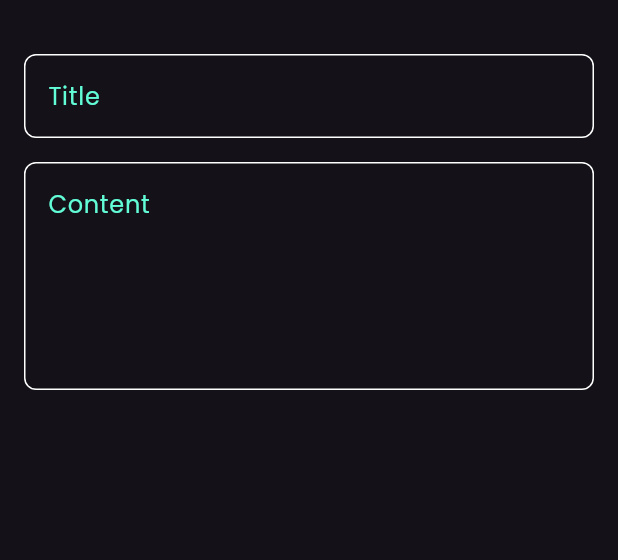
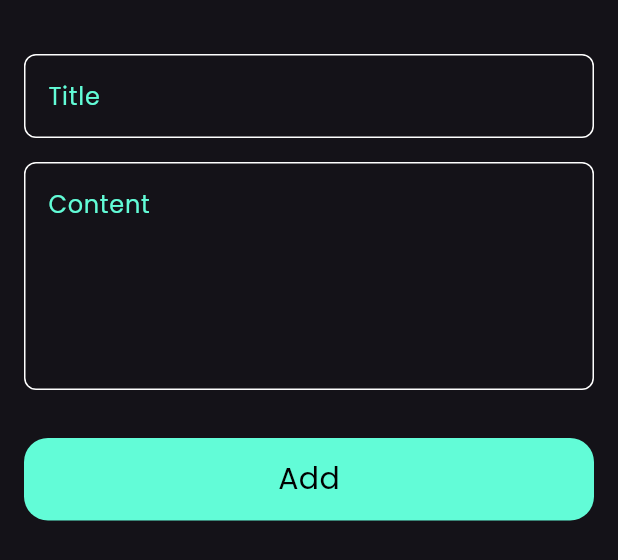
Before and after one commit to salehalgabri/noets_app, a Flutter app: the AddNoteBottomSheet widget shown alone on an empty page, opened directly, on a phone screen of 412 x 824 dp. Shown: the top 560 px of the screen. Run offline on Flutter 3.47's test engine with Material 3 defaults, Android fonts, the phone set to English and light mode, and no system bars; our stand-ins replace font_awesome_flutter.

Commit message:
Finished notes bottom sheet

```diff
--- a/lib/views/widgets/add_note_bottom_sheet.dart
+++ b/lib/views/widgets/add_note_bottom_sheet.dart
@@ -1,4 +1,6 @@
 import 'package:flutter/material.dart';
+import 'package:notes_app/constants.dart';
+import 'package:notes_app/views/widgets/custom_button.dart';
 import 'package:notes_app/views/widgets/custom_text_field.dart';
 
 class AddNoteBottomSheet extends StatelessWidget {
@@ -10,6 +12,7 @@ class AddNoteBottomSheet extends StatelessWidget {
       padding: EdgeInsets.symmetric(
         horizontal: 16,
       ),
+      child: SingleChildScrollView(
         child: Column(
           children: [
             SizedBox(
@@ -25,7 +28,15 @@ class AddNoteBottomSheet extends StatelessWidget {
               hint: 'Content',
               maxLines: 5,
             ),
+            SizedBox(
+              height: 32,
+            ),
+            CustomButton(),
+            SizedBox(
+              height: 16,
+            ),
           ],
+        ),
       ),
     );
   }
--- /dev/null
+++ b/lib/views/widgets/custom_button.dart
@@ -0,0 +1,28 @@
+import 'package:flutter/material.dart';
+import 'package:notes_app/constants.dart';
+
+class CustomButton extends StatelessWidget {
+  const CustomButton({super.key});
+
+  @override
+  Widget build(BuildContext context) {
+    return Container(
+      width: MediaQuery.sizeOf(context).width,
+      height: 55,
+      decoration: BoxDecoration(
+        borderRadius: BorderRadius.circular(16),
+        color: kPrimaryColor,
+      ),
+      child: const Center(
+        child: Text(
+          'Add',
+          style: TextStyle(
+            color: Colors.black,
+            fontSize: 20,
+            fontFamily: 'Poppins-Regular',
+          ),
+        ),
+      ),
+    );
+  }
+}
```
Lines whose indentation alone changed are shown as unchanged.
